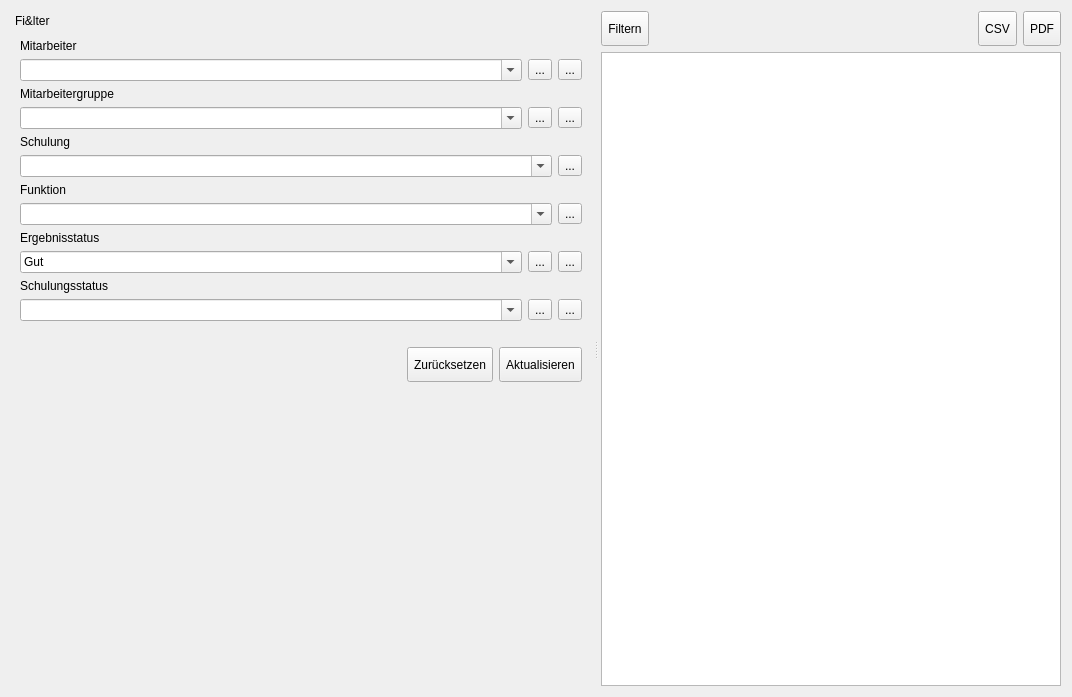
Before: the Qt Designer form ui/qmqualiresultwidget.ui in Christian-Kr/QualificationMatrix, drawn with Qt 5.
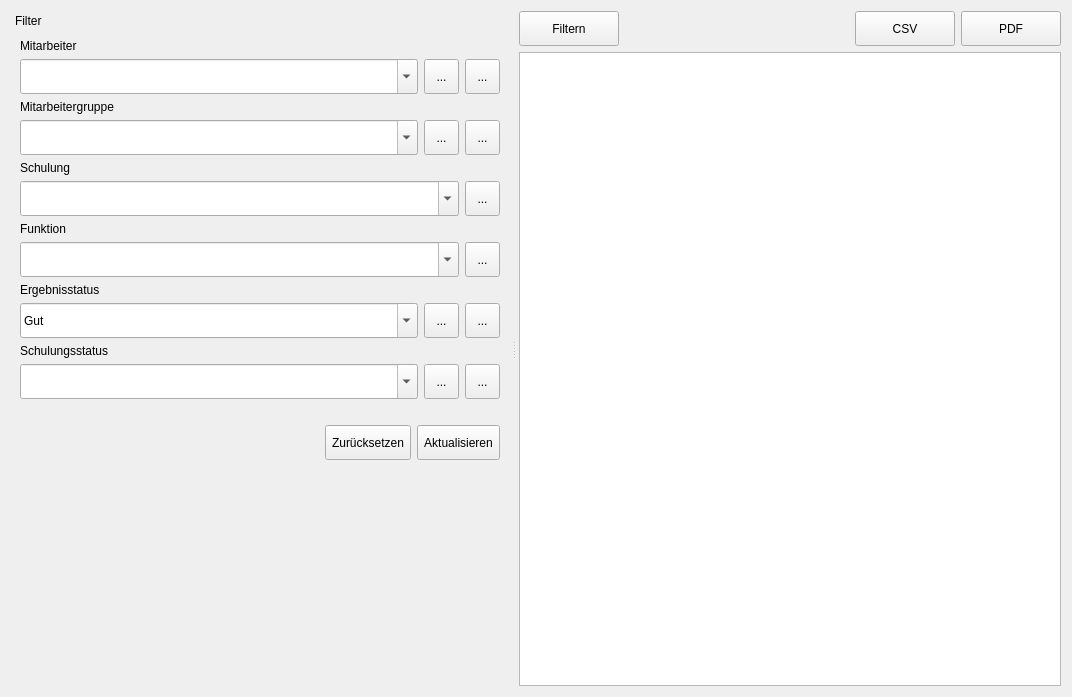
After: the same form once the commit is applied. Icons and pictures are not drawn.

Commit message: Change button height to minimum of 35 and width to 100

The edit to the form file:
```diff
--- a/ui/qmqualiresultwidget.ui
+++ b/ui/qmqualiresultwidget.ui
@@ -57,7 +57,7 @@
        <set>Qt::AllDockWidgetAreas</set>
       </property>
       <property name="windowTitle">
-       <string>Fi&amp;lter</string>
+       <string>Filter</string>
       </property>
       <widget class="QWidget" name="dockWidgetContents">
        <layout class="QGridLayout" name="gridLayout_2">
@@ -88,6 +88,12 @@
           </item>
           <item>
            <widget class="QToolButton" name="tbResetEmployee">
+            <property name="minimumSize">
+             <size>
+              <width>35</width>
+              <height>35</height>
+             </size>
+            </property>
             <property name="toolTip">
              <string>Zurücksetzen</string>
             </property>
@@ -108,6 +114,12 @@
           </item>
           <item>
            <widget class="QToolButton" name="tbExtSelEmployee">
+            <property name="minimumSize">
+             <size>
+              <width>35</width>
+              <height>35</height>
+             </size>
+            </property>
             <property name="toolTip">
              <string>Erweiterte Auswahl</string>
             </property>
@@ -155,6 +167,12 @@
           </item>
           <item>
            <widget class="QToolButton" name="tbResetEmployeeGroup">
+            <property name="minimumSize">
+             <size>
+              <width>35</width>
+              <height>35</height>
+             </size>
+            </property>
             <property name="toolTip">
              <string>Zurücksetzen</string>
             </property>
@@ -175,6 +193,12 @@
           </item>
           <item>
            <widget class="QToolButton" name="tbExtSelEmployeeGroup">
+            <property name="minimumSize">
+             <size>
+              <width>35</width>
+              <height>35</height>
+             </size>
+            </property>
             <property name="toolTip">
              <string>Erweiterte Auswahl</string>
             </property>
@@ -222,6 +246,12 @@
           </item>
           <item>
            <widget class="QToolButton" name="tbResetTrain">
+            <property name="minimumSize">
+             <size>
+              <width>35</width>
+              <height>35</height>
+             </size>
+            </property>
             <property name="toolTip">
              <string>Zurücksetzen</string>
             </property>
@@ -269,6 +299,12 @@
           </item>
           <item>
            <widget class="QToolButton" name="tbResetFunc">
+            <property name="minimumSize">
+             <size>
+              <width>35</width>
+              <height>35</height>
+             </size>
+            </property>
             <property name="toolTip">
              <string>Zurücksetzen</string>
             </property>
@@ -334,6 +370,12 @@
           </item>
           <item>
            <widget class="QToolButton" name="tbResetTrainResultState">
+            <property name="minimumSize">
+             <size>
+              <width>35</width>
+              <height>35</height>
+             </size>
+            </property>
             <property name="toolTip">
              <string>Zurücksetzen</string>
             </property>
@@ -354,6 +396,12 @@
           </item>
           <item>
            <widget class="QToolButton" name="tbExtSelTrainResultState">
+            <property name="minimumSize">
+             <size>
+              <width>35</width>
+              <height>35</height>
+             </size>
+            </property>
             <property name="toolTip">
              <string>Erweiterte Auswahl</string>
             </property>
@@ -401,6 +449,12 @@
           </item>
           <item>
            <widget class="QToolButton" name="tbResetTrainState">
+            <property name="minimumSize">
+             <size>
+              <width>35</width>
+              <height>35</height>
+             </size>
+            </property>
             <property name="toolTip">
              <string>Zurücksetzen</string>
             </property>
@@ -421,6 +475,12 @@
           </item>
           <item>
            <widget class="QToolButton" name="tbExtSelTrainDataState">
+            <property name="minimumSize">
+             <size>
+              <width>35</width>
+              <height>35</height>
+             </size>
+            </property>
             <property name="toolTip">
              <string>Erweiterte Auswahl</string>
             </property>
@@ -550,7 +610,7 @@
           <widget class="QToolButton" name="tbFilterVisible">
            <property name="minimumSize">
             <size>
-             <width>0</width>
+             <width>100</width>
              <height>35</height>
             </size>
            </property>
@@ -589,7 +649,7 @@
           <widget class="QToolButton" name="tbSaveToCsv">
            <property name="minimumSize">
             <size>
-             <width>0</width>
+             <width>100</width>
              <height>35</height>
             </size>
            </property>
@@ -615,7 +675,7 @@
           <widget class="QToolButton" name="tbSaveToPDF">
            <property name="minimumSize">
             <size>
-             <width>0</width>
+             <width>100</width>
              <height>35</height>
             </size>
            </property>
```
The commit also changes 2 other files.
